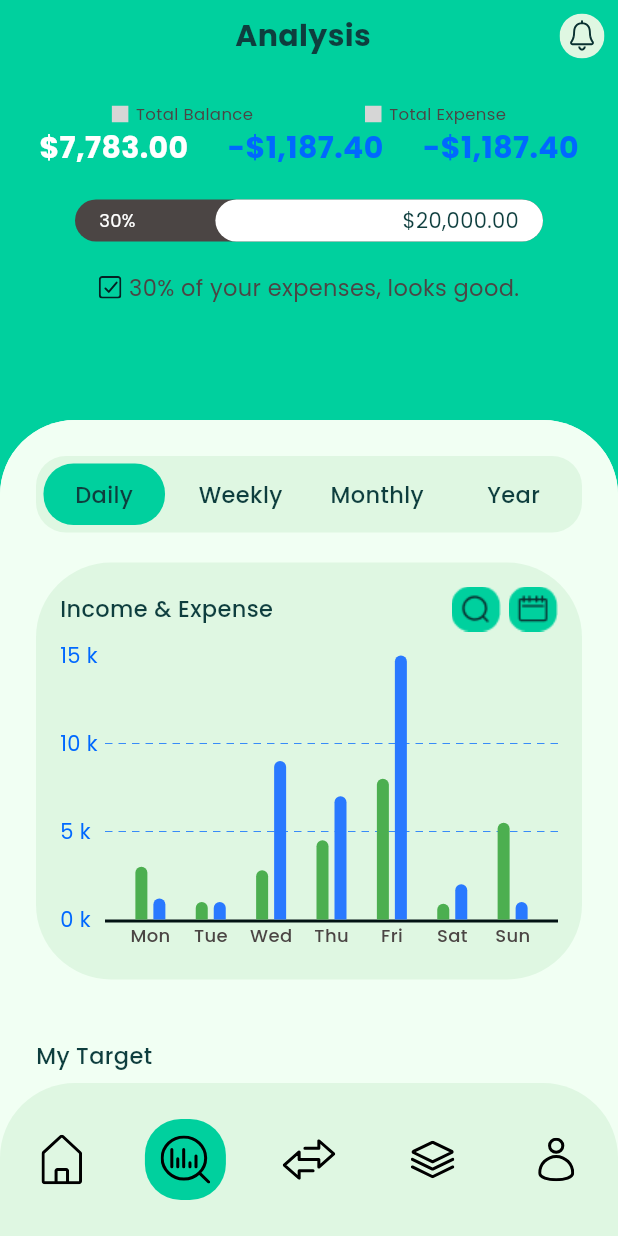
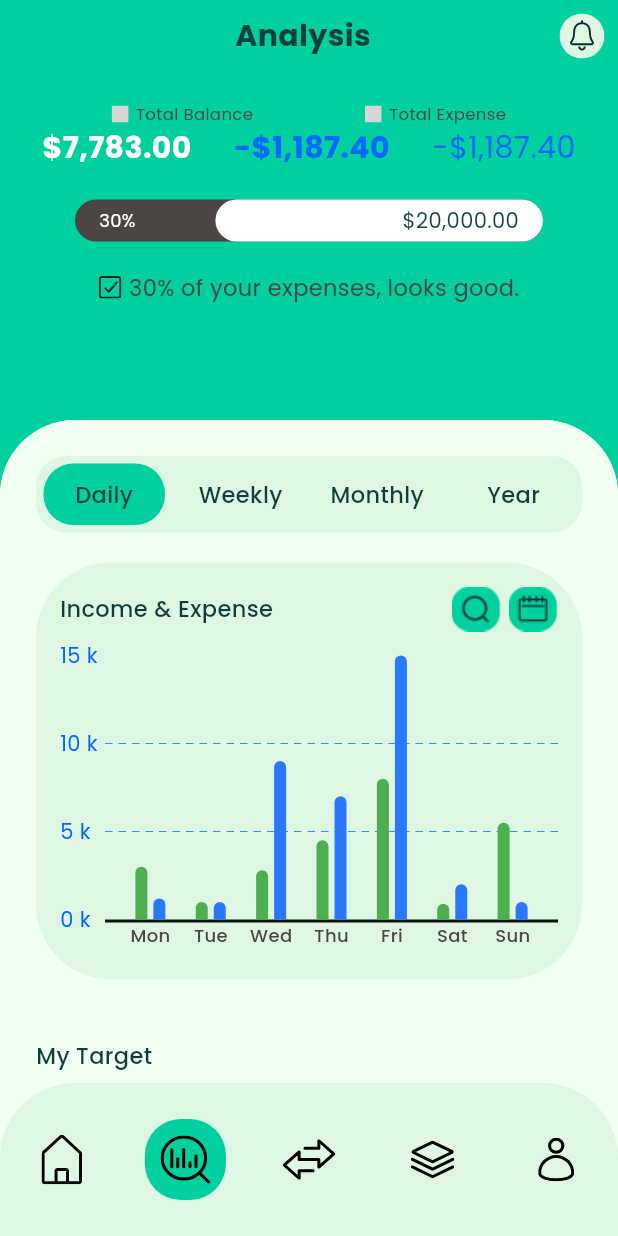
Before and after one commit to htpit1106/finance_management, a Flutter app: the MainPageChild screen opened directly, swiped to page 2, on a phone screen of 412 x 824 dp. Run offline on Flutter 3.47's test engine with Material 3 defaults, Android fonts, the light colour scheme and no system bars; drawn by our look-alikes of fl_chart; our stand-ins replace bloc, equatable, flutter_bloc, flutter_svg, go_router, image_picker and 3 more; accounts and stored records are empty; grey boxes are pictures that could not be loaded.

Commit message:
fix: Update text style for expense display in AppHeader widget

```diff
--- a/lib/ui/widgets/header.dart
+++ b/lib/ui/widgets/header.dart
@@ -34,7 +34,7 @@ class AppHeader extends StatelessWidget {
           children: [
             Text("\$7,783.00", style: AppTextStyle.whiteS20),
             Text("-\$1,187.40", style: AppTextStyle.oceanBlueS20Bold),
-            Text("-\$1,187.40", style: AppTextStyle.oceanBlueS20Bold),
+            Text("-\$1,187.40", style: AppTextStyle.oceanBlueS20Medium),
           ],
         ),
 
```
